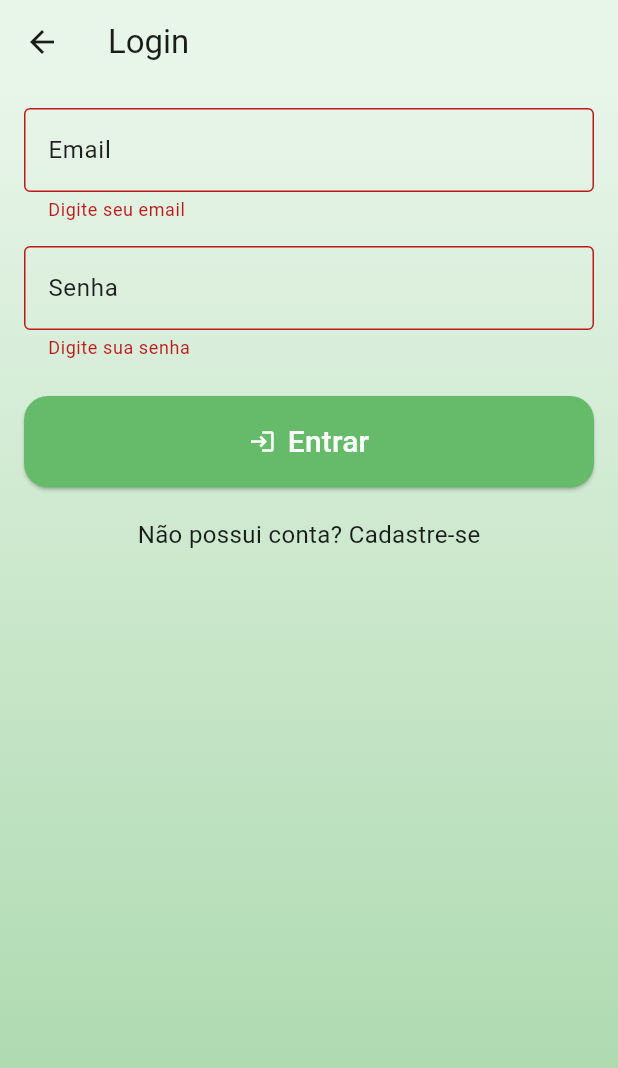
After one commit to NatanTeixeiraVieira/garbage_classifier_mobile, a Flutter app: the LoginScreen screen opened directly, after a tap on "Entrar", on a phone screen of 412 x 824 dp. The commit adds this screen. Shown: the top 1068 px of the screen. Run offline on Flutter 3.47's test engine with Material 3 defaults, Android fonts, the phone set to English and light mode, and no system bars.

Commit message:
refactor: Implement atomic design in login form

```diff
--- a/lib/shared/widgets/atoms/text_field_app.dart
+++ b/lib/shared/widgets/atoms/text_field_app.dart
@@ -10,6 +10,7 @@ class TextFieldApp extends StatelessWidget {
   final String? Function(String?)? validator;
   final void Function(String)? onChanged;
   final bool readOnly;
+  final bool obscureText;
 
   const TextFieldApp({
     super.key,
@@ -21,6 +22,7 @@ class TextFieldApp extends StatelessWidget {
     this.validator,
     this.onChanged,
     this.readOnly = false,
+    this.obscureText = false,
   });
 
   @override
@@ -36,6 +38,7 @@ class TextFieldApp extends StatelessWidget {
         validator: validator,
         onChanged: onChanged,
         readOnly: readOnly,
+        obscureText: obscureText,
         decoration: InputDecoration(
           labelText: label,
           border: const OutlineInputBorder(),
--- /dev/null
+++ b/lib/shared/widgets/molecules/login_actions.dart
@@ -0,0 +1,39 @@
+import 'package:flutter/material.dart';
+import '../atoms/animated_button.dart';
+import '../atoms/link_text.dart';
+
+class LoginActions extends StatelessWidget {
+  final VoidCallback onLogin;
+  final VoidCallback onGoToRegister;
+  final AnimationController buttonAnimationController;
+
+  const LoginActions({
+    super.key,
+    required this.onLogin,
+    required this.onGoToRegister,
+    required this.buttonAnimationController,
+  });
+
+  @override
+  Widget build(BuildContext context) {
+    return Column(
+      children: [
+        AnimatedButton(
+          text: "Entrar",
+          icon: Icons.login,
+          onPressed: onLogin,
+          animationController: buttonAnimationController,
+        ),
+        const SizedBox(height: 12),
+        Center(
+          child: LinkText(
+            text: "Não possui conta? Cadastre-se",
+            onTap: onGoToRegister,
+            semanticLabel: "Não possui conta? Cadastre-se",
+            semanticHint: "Clique para ir para a tela de cadastro",
+          ),
+        ),
+      ],
+    );
+  }
+}
--- /dev/null
+++ b/lib/shared/widgets/molecules/login_form_section.dart
@@ -0,0 +1,59 @@
+import 'package:flutter/material.dart';
+import 'package:garbage_classifier_mobile/shared/widgets/atoms/text_field_app.dart';
+
+class LoginFormSection extends StatelessWidget {
+  final TextEditingController emailController;
+  final TextEditingController passwordController;
+  final void Function(String)? onEmailChanged;
+  final void Function(String)? onPasswordChanged;
+
+  const LoginFormSection({
+    super.key,
+    required this.emailController,
+    required this.passwordController,
+    this.onEmailChanged,
+    this.onPasswordChanged,
+  });
+
+  @override
+  Widget build(BuildContext context) {
+    return Column(
+      children: [
+        TextFieldApp(
+          label: "Email",
+          controller: emailController,
+          hint: "Digite seu email",
+          keyboardType: TextInputType.emailAddress,
+          onChanged: onEmailChanged,
+          validator: (value) {
+            if (value == null || value.isEmpty) {
+              return "Digite seu email";
+            }
+            if (!value.contains("@") || !value.contains(".")) {
+              return "Digite um email válido";
+            }
+            return null;
+          },
+        ),
+        const SizedBox(height: 16),
+        TextFieldApp(
+          label: "Senha",
+          controller: passwordController,
+          hint: "Digite sua senha",
+          keyboardType: TextInputType.text,
+          obscureText: true,
+          onChanged: onPasswordChanged,
+          validator: (value) {
+            if (value == null || value.isEmpty) {
+              return "Digite sua senha";
+            }
+            if (value.length < 8) {
+              return "A senha precisa ter pelo menos 8 caracteres";
+            }
+            return null;
+          },
+        ),
+      ],
+    );
+  }
+}
--- /dev/null
+++ b/lib/shared/widgets/organisms/login_form.dart
@@ -0,0 +1,81 @@
+import 'package:flutter/material.dart';
+import '../molecules/login_form_section.dart';
+import '../molecules/login_actions.dart';
+
+class LoginForm extends StatefulWidget {
+  final VoidCallback onLoginSuccess;
+  final VoidCallback onGoToRegister;
+
+  const LoginForm({
+    super.key,
+    required this.onLoginSuccess,
+    required this.onGoToRegister,
+  });
+
+  @override
+  State<LoginForm> createState() => _LoginFormState();
+}
+
+class _LoginFormState extends State<LoginForm>
+    with SingleTickerProviderStateMixin {
+  final _formKey = GlobalKey<FormState>();
+
+  // Controllers
+  final _emailController = TextEditingController();
+  final _passwordController = TextEditingController();
+
+  // Animation
+  late AnimationController _buttonController;
+
+  @override
+  void initState() {
+    super.initState();
+    _buttonController = AnimationController(
+      vsync: this,
+      duration: const Duration(milliseconds: 100),
+      lowerBound: 0.0,
+      upperBound: 0.1,
+    );
+  }
+
+  @override
+  void dispose() {
+    _emailController.dispose();
+    _passwordController.dispose();
+    _buttonController.dispose();
+    super.dispose();
+  }
+
+  void _performLogin() async {
+    _buttonController.forward();
+    await Future.delayed(const Duration(milliseconds: 100));
+    _buttonController.reverse();
+
+    if (_formKey.currentState!.validate()) {
+      widget.onLoginSuccess();
+      _emailController.clear();
+      _passwordController.clear();
+    }
+  }
+
+  @override
+  Widget build(BuildContext context) {
+    return Form(
+      key: _formKey,
+      child: ListView(
+        children: [
+          LoginFormSection(
+            emailController: _emailController,
+            passwordController: _passwordController,
+          ),
+          const SizedBox(height: 24),
+          LoginActions(
+            onLogin: _performLogin,
+            onGoToRegister: widget.onGoToRegister,
+            buttonAnimationController: _buttonController,
+          ),
+        ],
+      ),
+    );
+  }
+}
```
Also changed, not shown: lib/screens/login_screen.dart (+16 -151 lines).
